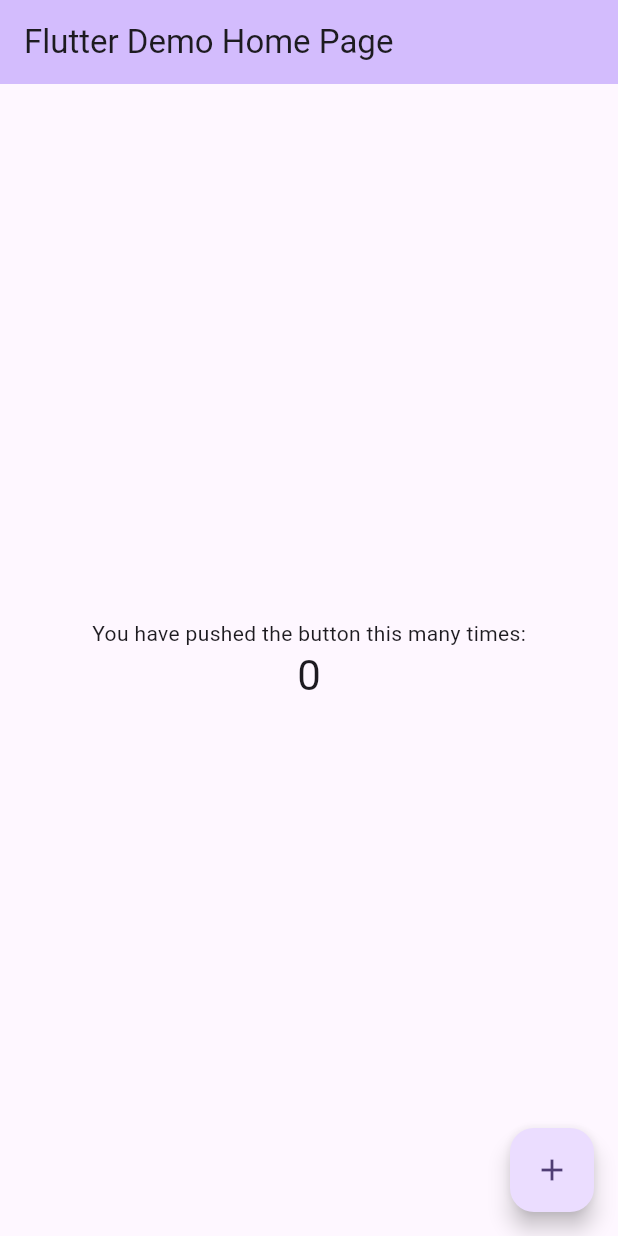
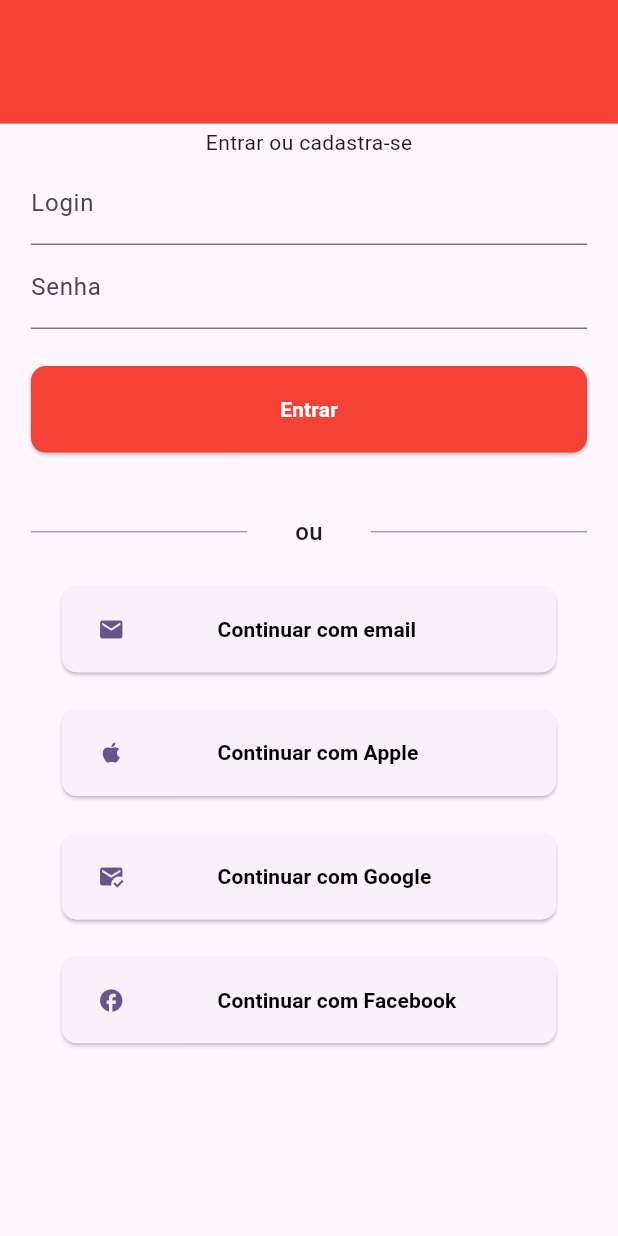
Before and after one commit to atanazio95/quero_viajar, a Flutter app: the screen it shows after launch, on a phone screen of 412 x 824 dp. Run offline on Flutter 3.47's test engine with Material 3 defaults, Android fonts, the phone set to English and light mode, and no system bars; missing offline and left inert: dart:ffi.

Commit message:
inicio tela de login

```diff
--- a/lib/main.dart
+++ b/lib/main.dart
@@ -1,4 +1,5 @@
 import 'package:flutter/material.dart';
+import 'package:quero_viajar/views/tela_login/views/telaLogin.dart';
 
 void main() {
   runApp(const MyApp());
@@ -7,46 +8,21 @@
 class MyApp extends StatelessWidget {
   const MyApp({super.key});
 
-  // This widget is the root of your application.
   @override
   Widget build(BuildContext context) {
     return MaterialApp(
       title: 'Flutter Demo',
       theme: ThemeData(
-        // This is the theme of your application.
-        //
-        // TRY THIS: Try running your application with "flutter run". You'll see
-        // the application has a purple toolbar. Then, without quitting the app,
-        // try changing the seedColor in the colorScheme below to Colors.green
-        // and then invoke "hot reload" (save your changes or press the "hot
-        // reload" button in a Flutter-supported IDE, or press "r" if you used
-        // the command line to start the app).
-        //
-        // Notice that the counter didn't reset back to zero; the application
-        // state is not lost during the reload. To reset the state, use hot
-        // restart instead.
-        //
-        // This works for code too, not just values: Most code changes can be
-        // tested with just a hot reload.
         colorScheme: ColorScheme.fromSeed(seedColor: Colors.deepPurple),
         useMaterial3: true,
       ),
-      home: const MyHomePage(title: 'Flutter Demo Home Page'),
+      home: const TelaLogin(),
     );
   }
 }
 
 class MyHomePage extends StatefulWidget {
   const MyHomePage({super.key, required this.title});
-
-  // This widget is the home page of your application. It is stateful, meaning
-  // that it has a State object (defined below) that contains fields that affect
-  // how it looks.
-
-  // This class is the configuration for the state. It holds the values (in this
-  // case the title) provided by the parent (in this case the App widget) and
-  // used by the build method of the State. Fields in a Widget subclass are
-  // always marked "final".
 
   final String title;
 
--- /dev/null
+++ b/lib/views/tela_login/views/telaLogin.dart
@@ -0,0 +1,212 @@
+import 'dart:ffi';
+
+import 'package:flutter/material.dart';
+import 'package:flutter/widgets.dart';
+
+class TelaLogin extends StatefulWidget {
+  const TelaLogin({super.key});
+
+  @override
+  State<TelaLogin> createState() => _TelaLoginState();
+}
+
+class _TelaLoginState extends State<TelaLogin> {
+  @override
+  Widget build(BuildContext context) {
+    final altura = MediaQuery.of(context).size.height;
+    final largura = MediaQuery.of(context).size.width;
+    return Scaffold(
+      body: Column(
+        children: [
+          Container(
+            decoration: const BoxDecoration(
+              color: Colors.red,
+            ),
+            child: SizedBox(
+              height: altura * 0.1,
+              width: largura * 1,
+            ),
+          ),
+          Container(
+            width: largura * 0.9,
+            child: Column(
+              children: [
+                Padding(
+                  padding: EdgeInsets.only(
+                      top: altura * 0.003, bottom: altura * 0.003),
+                  child: Text('Entrar ou cadastra-se'),
+                ),
+                TextFormField(
+                  decoration: const InputDecoration(
+                    hintText: 'What do people call you?',
+                    labelText: 'Login',
+                  ),
+                ),
+                TextFormField(
+                  decoration: const InputDecoration(
+                    hintText: 'What do people call you?',
+                    labelText: 'Senha',
+                  ),
+                ),
+                Container(
+                  padding: EdgeInsets.only(top: altura * 0.03),
+                  height: altura * 0.1,
+                  width: largura * 0.9,
+                  child: ElevatedButton(
+                    style: ElevatedButton.styleFrom(
+                      shape: RoundedRectangleBorder(
+                        borderRadius: BorderRadius.circular(10),
+                      ),
+                      backgroundColor: Colors.red,
+                    ),
+                    onPressed: () {},
+                    child: const Text(
+                      'Entrar',
+                      style: TextStyle(
+                          color: Colors.white, fontWeight: FontWeight.w600),
+                    ),
+                  ),
+                ),
+                Padding(
+                  padding: EdgeInsets.only(top: altura * 0.05),
+                  child: Row(
+                    mainAxisAlignment: MainAxisAlignment.center,
+                    children: [
+                      Container(
+                        height: 1,
+                        width: largura * 0.35,
+                        color: Colors.grey,
+                      ),
+                      Container(
+                        width: largura * 0.2,
+                        child: const Text(
+                          textAlign: TextAlign.center,
+                          'ou',
+                          style: TextStyle(
+                              fontSize: 16, fontWeight: FontWeight.w500),
+                        ),
+                      ),
+                      Container(
+                        height: 1,
+                        width: largura * 0.35,
+                        color: Colors.grey,
+                      ),
+                    ],
+                  ),
+                ),
+                Container(
+                  padding: EdgeInsets.only(top: altura * 0.03),
+                  height: altura * 0.1,
+                  width: largura * 0.8,
+                  child: ElevatedButton(
+                    style: ElevatedButton.styleFrom(
+                      shape: RoundedRectangleBorder(
+                        borderRadius: BorderRadius.circular(10),
+                      ),
+                    ),
+                    onPressed: () {},
+                    child: Row(
+                      mainAxisAlignment: MainAxisAlignment.start,
+                      children: [
+                        Icon(Icons.email),
+                        SizedBox(
+                          width: largura * 0.15,
+                        ),
+                        const Text(
+                          'Continuar com email',
+                          style: TextStyle(
+                              color: Colors.black, fontWeight: FontWeight.w600),
+                        ),
+                      ],
+                    ),
+                  ),
+                ),
+                Container(
+                  padding: EdgeInsets.only(top: altura * 0.03),
+                  height: altura * 0.1,
+                  width: largura * 0.8,
+                  child: ElevatedButton(
+                    style: ElevatedButton.styleFrom(
+                      shape: RoundedRectangleBorder(
+                        borderRadius: BorderRadius.circular(10),
+                      ),
+                    ),
+                    onPressed: () {},
+                    child: Row(
+                      mainAxisAlignment: MainAxisAlignment.start,
+                      children: [
+                        Icon(Icons.apple),
+                        SizedBox(
+                          width: largura * 0.15,
+                        ),
+                        const Text(
+                          'Continuar com Apple',
+                          style: TextStyle(
+                              color: Colors.black, fontWeight: FontWeight.w600),
+                        ),
+                      ],
+                    ),
+                  ),
+                ),
+                Container(
+                  padding: EdgeInsets.only(top: altura * 0.03),
+                  height: altura * 0.1,
+                  width: largura * 0.8,
+                  child: ElevatedButton(
+                    style: ElevatedButton.styleFrom(
+                      shape: RoundedRectangleBorder(
+                        borderRadius: BorderRadius.circular(10),
+                      ),
+                    ),
+                    onPressed: () {},
+                    child: Row(
+                      mainAxisAlignment: MainAxisAlignment.start,
+                      children: [
+                        const Icon(Icons.mark_email_read),
+                        SizedBox(
+                          width: largura * 0.15,
+                        ),
+                        const Text(
+                          'Continuar com Google',
+                          style: TextStyle(
+                              color: Colors.black, fontWeight: FontWeight.w600),
+                        ),
+                      ],
+                    ),
+                  ),
+                ),
+                Container(
+                  padding: EdgeInsets.only(top: altura * 0.03),
+                  height: altura * 0.1,
+                  width: largura * 0.8,
+                  child: ElevatedButton(
+                    style: ElevatedButton.styleFrom(
+                      shape: RoundedRectangleBorder(
+                        borderRadius: BorderRadius.circular(10),
+                      ),
+                    ),
+                    onPressed: () {},
+                    child: Row(
+                      mainAxisAlignment: MainAxisAlignment.start,
+                      children: [
+                        const Icon(Icons.facebook),
+                        SizedBox(
+                          width: largura * 0.15,
+                        ),
+                        const Text(
+                          'Continuar com Facebook',
+                          style: TextStyle(
+                              color: Colors.black, fontWeight: FontWeight.w600),
+                        ),
+                      ],
+                    ),
+                  ),
+                ),
+              ],
+            ),
+          )
+        ],
+      ),
+    );
+  }
+}
```
